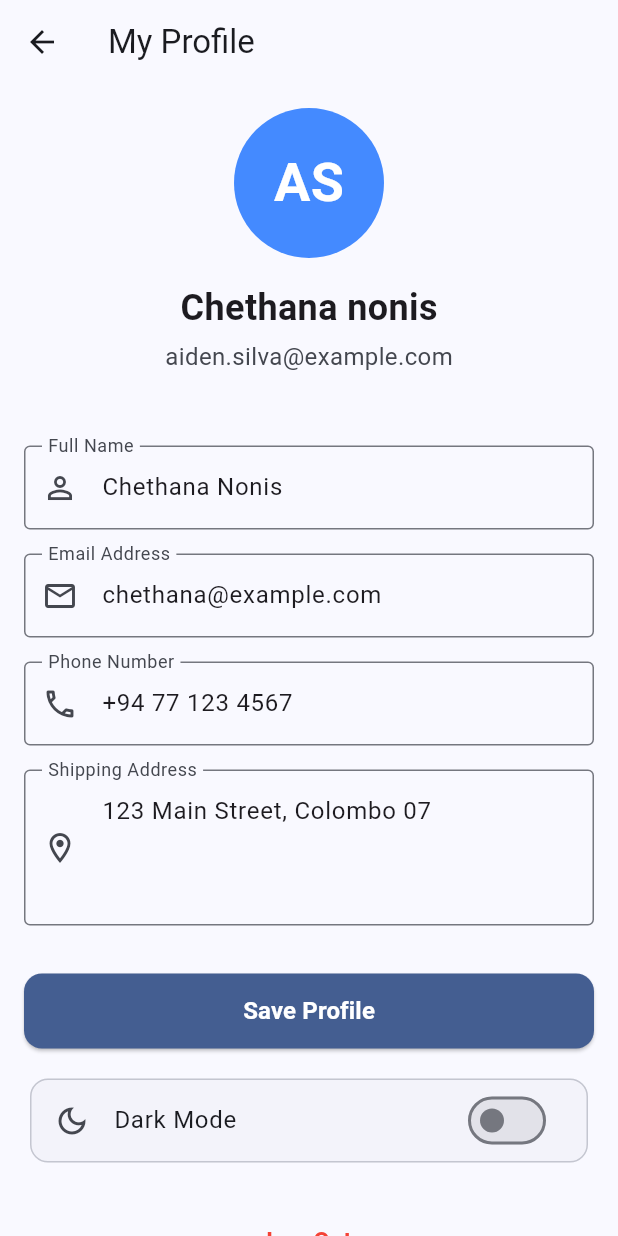
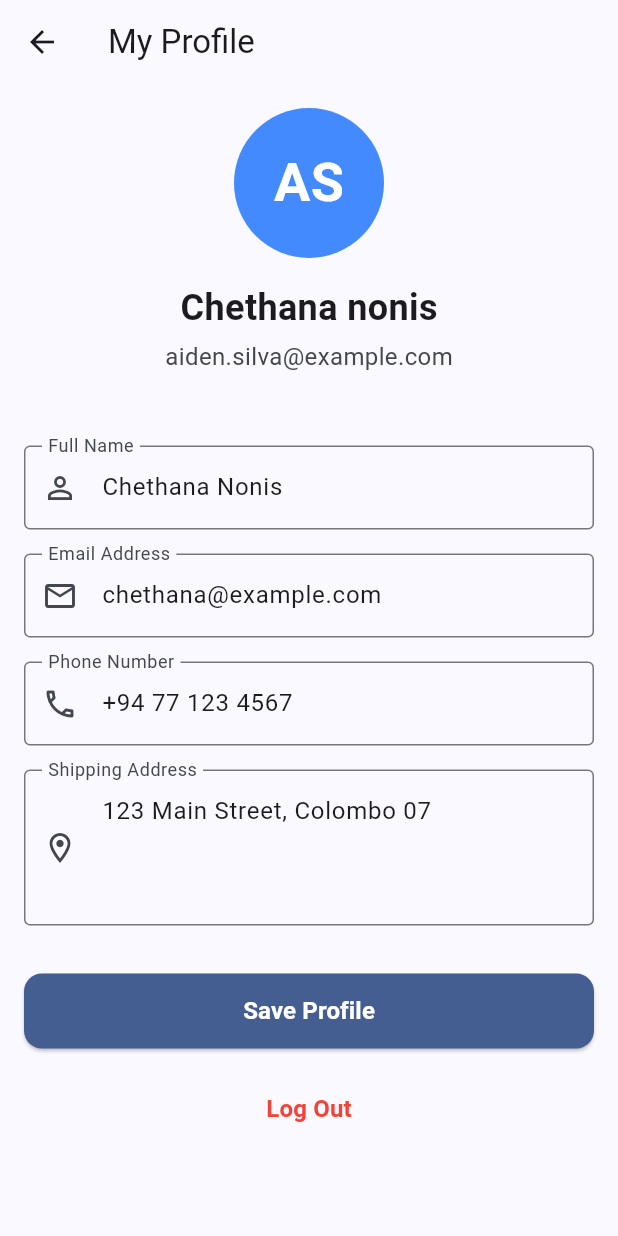
Before and after one commit to ramiru-nonis/mad-_assignment_1, a Flutter app: the ProfileScreen screen opened directly, on a phone screen of 412 x 824 dp. Run offline on Flutter 3.47's test engine with Material 3 defaults, Android fonts, the phone set to English and light mode, and no system bars; our stand-ins replace cached_network_image, google_fonts, shimmer.

Commit message:
Remove dark and light mode featur

```diff
--- a/lib/providers/theme_provider.dart
+++ /dev/null
@@ -1,24 +0,0 @@
-import 'package:flutter/material.dart';
-
-class ThemeProvider with ChangeNotifier {
-  ThemeMode _themeMode = ThemeMode.system;
-
-  ThemeMode get themeMode => _themeMode;
-
-  bool get isDarkMode {
-    if (_themeMode == ThemeMode.system) {
-      return WidgetsBinding.instance.platformDispatcher.platformBrightness == Brightness.dark;
-    }
-    return _themeMode == ThemeMode.dark;
-  }
-
-  void toggleTheme(bool isOn) {
-    _themeMode = isOn ? ThemeMode.dark : ThemeMode.light;
-    notifyListeners();
-  }
-
-  void setSystemTheme() {
-    _themeMode = ThemeMode.system;
-    notifyListeners();
-  }
-}
--- a/lib/screens/profile_screen.dart
+++ b/lib/screens/profile_screen.dart
@@ -1,7 +1,6 @@
 import 'package:flutter/material.dart';
 import 'package:provider/provider.dart';
 import '../providers/auth_provider.dart';
-import '../providers/theme_provider.dart';
 import 'login_screen.dart';
 
 class ProfileScreen extends StatefulWidget {
@@ -150,25 +149,6 @@ class _ProfileScreenState extends State<ProfileScreen> {
               ),
             ),
             const SizedBox(height: 16),
-            Card(
-              elevation: 0,
-              shape: RoundedRectangleBorder(
-                borderRadius: BorderRadius.circular(12),
-                side: BorderSide(color: Theme.of(context).colorScheme.outlineVariant),
-              ),
-              child: Consumer<ThemeProvider>(
-                builder: (context, themeProvider, _) => SwitchListTile(
-                  title: const Text('Dark Mode'),
-                  secondary: const Icon(Icons.dark_mode_outlined),
-                  value: themeProvider.isDarkMode,
-                  activeThumbColor: Theme.of(context).primaryColor,
-                  onChanged: (bool value) {
-                    themeProvider.toggleTheme(value);
-                  },
-                ),
-              ),
-            ),
-            const SizedBox(height: 24),
 
             // Log Out Button
             TextButton(
```
Also changed, not shown: lib/main.dart (+3 -20 lines).
